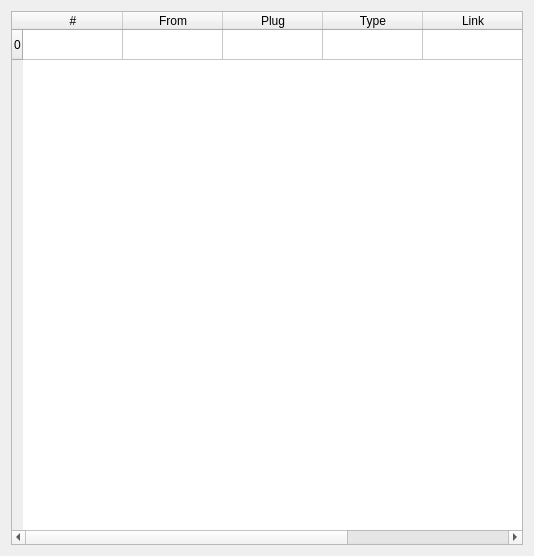
Above: capsul/qt_gui/widgets/links_debugger.ui from populse/capsul before the change. Below: the same form after it.
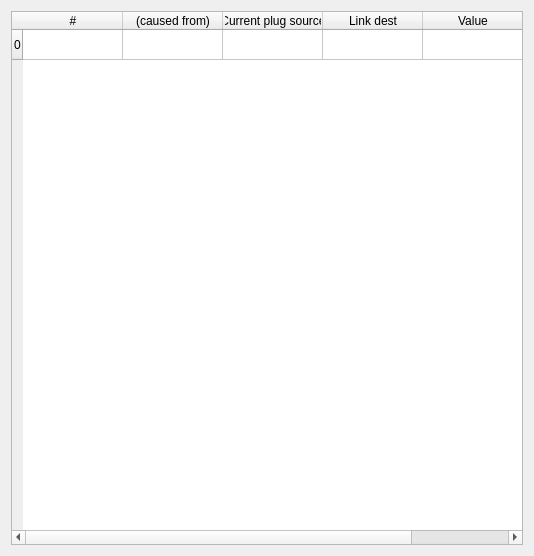
That is the form after the change.

Commit message: adaptations to links debugger widget to changes in links debugger system in pipelines

```diff
--- a/capsul/qt_gui/widgets/links_debugger.ui
+++ b/capsul/qt_gui/widgets/links_debugger.ui
@@ -23,7 +23,7 @@
       <bool>true</bool>
      </property>
      <property name="columnCount">
-      <number>6</number>
+      <number>5</number>
      </property>
      <attribute name="horizontalHeaderCascadingSectionResizes">
       <bool>true</bool>
@@ -46,22 +46,17 @@
      </column>
      <column>
       <property name="text">
-       <string>From</string>
+       <string>(caused from)</string>
       </property>
      </column>
      <column>
       <property name="text">
-       <string>Plug</string>
+       <string>Current plug source</string>
       </property>
      </column>
      <column>
       <property name="text">
-       <string>Type</string>
-      </property>
-     </column>
-     <column>
-      <property name="text">
-       <string>Link</string>
+       <string>Link dest</string>
       </property>
      </column>
      <column>
```
The commit also changes 1 other file.
